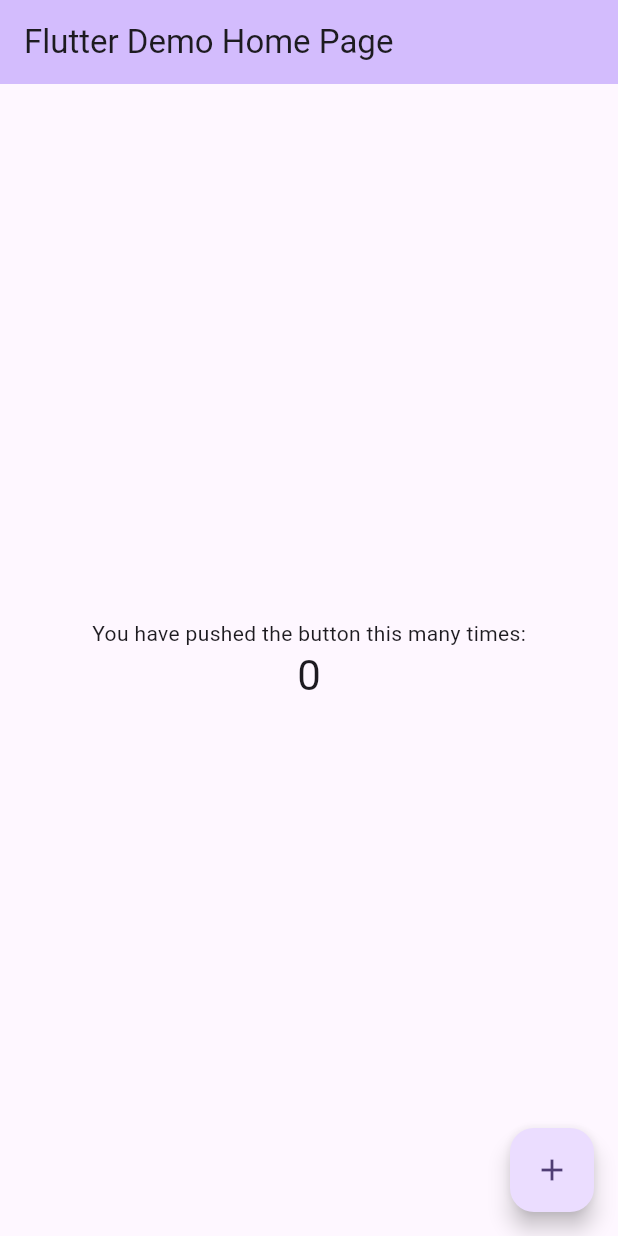
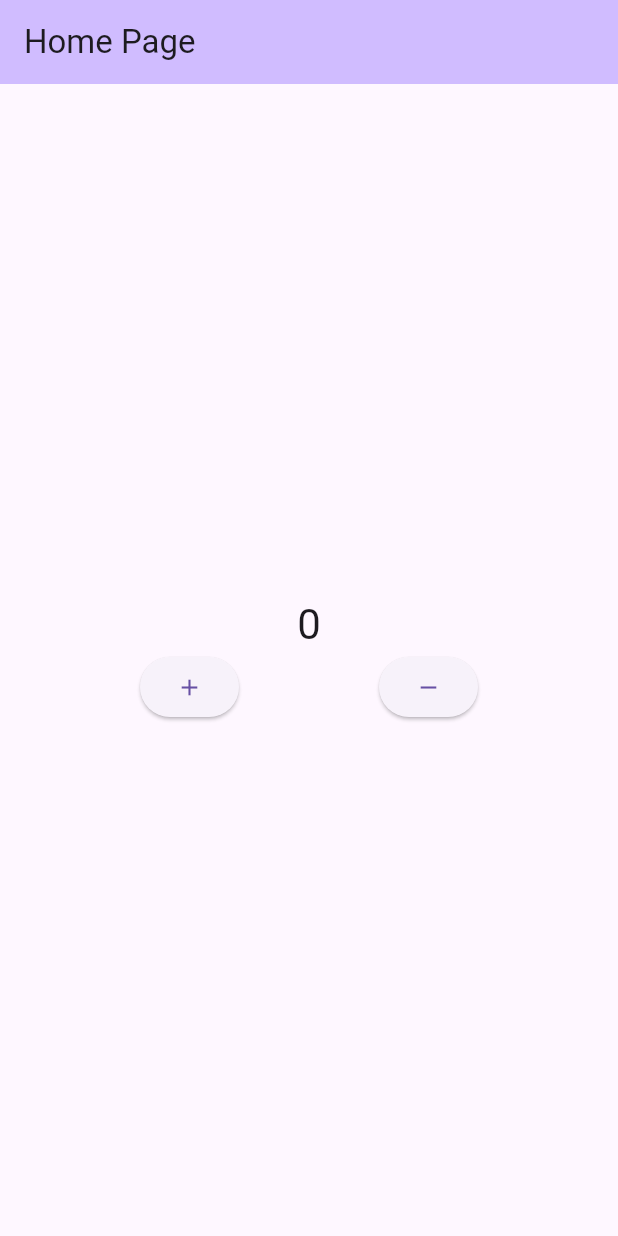
Before and after one commit to Hasban-Fardani/learn-flutter-basic, a Flutter app: the screen it shows after launch, on a phone screen of 412 x 824 dp. Run offline on Flutter 3.47's test engine with Material 3 defaults, Android fonts, the phone set to English and light mode, and no system bars.

```diff
--- a/lib/main.dart
+++ b/lib/main.dart
@@ -10,43 +10,15 @@ class MyApp extends StatelessWidget {
   // This widget is the root of your application.
   @override
   Widget build(BuildContext context) {
-    return MaterialApp(
-      title: 'Flutter Demo',
-      theme: ThemeData(
-        // This is the theme of your application.
-        //
-        // TRY THIS: Try running your application with "flutter run". You'll see
-        // the application has a purple toolbar. Then, without quitting the app,
-        // try changing the seedColor in the colorScheme below to Colors.green
-        // and then invoke "hot reload" (save your changes or press the "hot
-        // reload" button in a Flutter-supported IDE, or press "r" if you used
-        // the command line to start the app).
-        //
-        // Notice that the counter didn't reset back to zero; the application
-        // state is not lost during the reload. To reset the state, use hot
-        // restart instead.
-        //
-        // This works for code too, not just values: Most code changes can be
-        // tested with just a hot reload.
-        colorScheme: ColorScheme.fromSeed(seedColor: Colors.deepPurple),
-        useMaterial3: true,
-      ),
-      home: const MyHomePage(title: 'Flutter Demo Home Page'),
+    return const MaterialApp(
+      title: 'Learn Flutter basic',
+      home: MyHomePage(title: 'Home Page'),
     );
   }
 }
 
 class MyHomePage extends StatefulWidget {
   const MyHomePage({super.key, required this.title});
-
-  // This widget is the home page of your application. It is stateful, meaning
-  // that it has a State object (defined below) that contains fields that affect
-  // how it looks.
-
-  // This class is the configuration for the state. It holds the values (in this
-  // case the title) provided by the parent (in this case the App widget) and
-  // used by the build method of the State. Fields in a Widget subclass are
-  // always marked "final".
 
   final String title;
 
@@ -59,67 +31,47 @@ class _MyHomePageState extends State<MyHomePage> {
 
   void _incrementCounter() {
     setState(() {
-      // This call to setState tells the Flutter framework that something has
-      // changed in this State, which causes it to rerun the build method below
-      // so that the display can reflect the updated values. If we changed
-      // _counter without calling setState(), then the build method would not be
-      // called again, and so nothing would appear to happen.
       _counter++;
+    });
+  }
+
+  void _decrementCounter() {
+    setState(() {
+      _counter--;
     });
   }
 
   @override
   Widget build(BuildContext context) {
-    // This method is rerun every time setState is called, for instance as done
-    // by the _incrementCounter method above.
-    //
-    // The Flutter framework has been optimized to make rerunning build methods
-    // fast, so that you can just rebuild anything that needs updating rather
-    // than having to individually change instances of widgets.
     return Scaffold(
       appBar: AppBar(
-        // TRY THIS: Try changing the color here to a specific color (to
-        // Colors.amber, perhaps?) and trigger a hot reload to see the AppBar
-        // change color while the other colors stay the same.
         backgroundColor: Theme.of(context).colorScheme.inversePrimary,
-        // Here we take the value from the MyHomePage object that was created by
-        // the App.build method, and use it to set our appbar title.
         title: Text(widget.title),
       ),
       body: Center(
-        // Center is a layout widget. It takes a single child and positions it
-        // in the middle of the parent.
         child: Column(
-          // Column is also a layout widget. It takes a list of children and
-          // arranges them vertically. By default, it sizes itself to fit its
-          // children horizontally, and tries to be as tall as its parent.
-          //
-          // Column has various properties to control how it sizes itself and
-          // how it positions its children. Here we use mainAxisAlignment to
-          // center the children vertically; the main axis here is the vertical
-          // axis because Columns are vertical (the cross axis would be
-          // horizontal).
-          //
-          // TRY THIS: Invoke "debug painting" (choose the "Toggle Debug Paint"
-          // action in the IDE, or press "p" in the console), to see the
-          // wireframe for each widget.
           mainAxisAlignment: MainAxisAlignment.center,
           children: <Widget>[
-            const Text(
-              'You have pushed the button this many times:',
-            ),
             Text(
               '$_counter',
               style: Theme.of(context).textTheme.headlineMedium,
             ),
+            Row(
+              mainAxisAlignment: MainAxisAlignment.spaceEvenly,
+              children: [
+                ElevatedButton(
+                  onPressed: _incrementCounter,
+                  child: const Icon(Icons.add),
+                ),
+                ElevatedButton(
+                  onPressed: _decrementCounter,
+                  child: const Icon(Icons.remove),
+                ),
+              ],
+            )
           ],
         ),
       ),
-      floatingActionButton: FloatingActionButton(
-        onPressed: _incrementCounter,
-        tooltip: 'Increment',
-        child: const Icon(Icons.add),
-      ), // This trailing comma makes auto-formatting nicer for build methods.
     );
   }
 }
```
